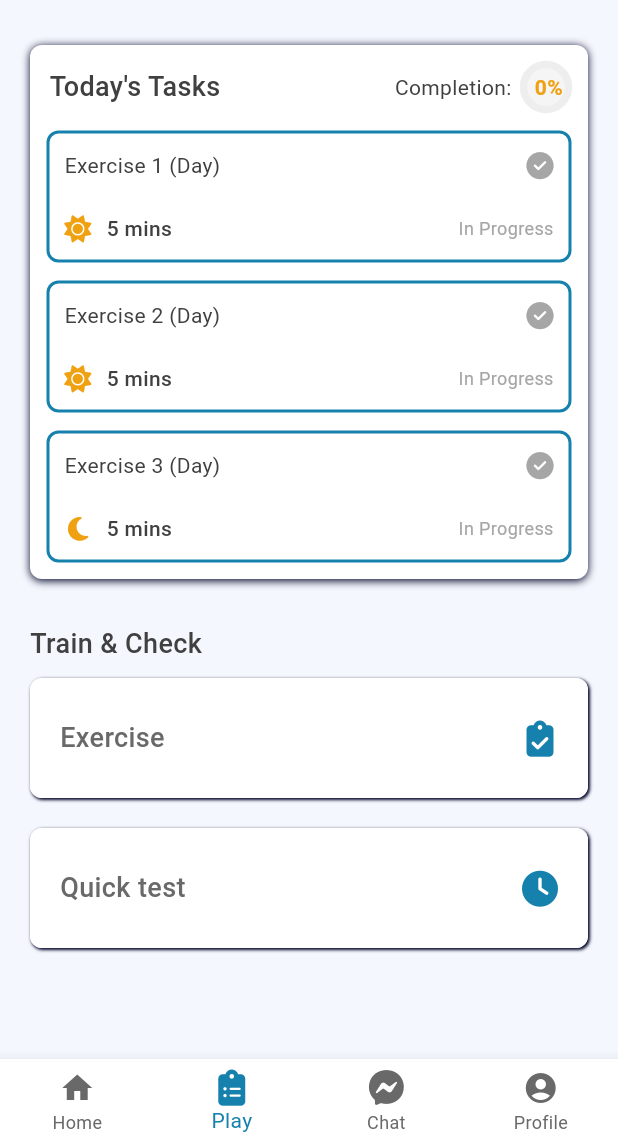
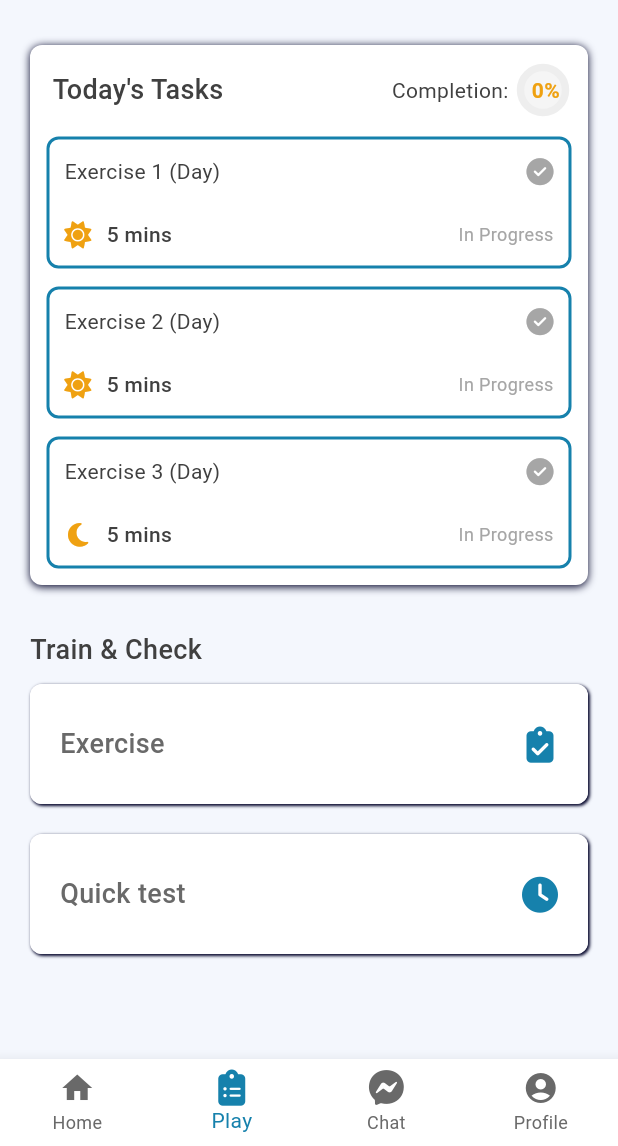
Before and after one commit to Jarwesbub/healthcare_superplatform, a Flutter app: the EyesightPageManager screen opened directly, item 2 of the bottom bar chosen, on a phone screen of 412 x 824 dp, the part 90-1236 px from its top. Run offline on Flutter 3.47's test engine with Material 3 defaults, Android fonts, the phone set to English and light mode, and no system bars; our stand-ins replace bubble, confetti, fl_chart, flutter_local_notifications, flutter_svg, font_awesome_flutter and 3 more; missing offline and left inert: dialogflow_flutter_plus; accounts and stored records are empty; project files that could hold a hidden picture were left out.

Commit message:
More responsive UI, readability improvements

```diff
--- a/lib/demos/eyesight_stats/pages/eyesight_home_page.dart
+++ b/lib/demos/eyesight_stats/pages/eyesight_home_page.dart
@@ -72,7 +72,7 @@ class _HomePageState extends State<EyesightHomePage> {
     return Center(
       child: ConstrainedBox(
         constraints: BoxConstraints(
-          maxWidth: PageConstants.maxViewWidth.toDouble(),
+          maxWidth: PageConstants.mobileViewLimit.toDouble(),
         ),
         child: ListView(
           padding: const EdgeInsets.symmetric(horizontal: 20, vertical: 30),
@@ -139,7 +139,7 @@ class _HomePageState extends State<EyesightHomePage> {
                 return ExerciseMiniButtonWidget(
                   model: exercises[index],
                   page: EyeMovementExercisePage(),
-                  setIsCompleted: _setExerciseCompleted,
+                  onPageClosed: _setExerciseCompleted,
                 );
               }),
             ),
--- a/lib/demos/eyesight_stats/pages/eyesight_play_page.dart
+++ b/lib/demos/eyesight_stats/pages/eyesight_play_page.dart
@@ -83,7 +83,7 @@ class _EyesightPlayState extends State<EyesightPlayPage> {
     return Center(
       child: ConstrainedBox(
         constraints: BoxConstraints(
-          maxWidth: PageConstants.maxViewWidth.toDouble(),
+          maxWidth: PageConstants.mobileViewLimit.toDouble(),
         ),
         child: ListView(
           padding: const EdgeInsets.symmetric(horizontal: 20, vertical: 30),
@@ -99,7 +99,6 @@ class _EyesightPlayState extends State<EyesightPlayPage> {
 
   Widget todaysTasksView() {
     return Container(
-      width: 500,
       padding: const EdgeInsets.all(5),
       decoration: BoxDecoration(
         color: EyesightColors().boxColor,
@@ -117,7 +116,7 @@ class _EyesightPlayState extends State<EyesightPlayPage> {
         mainAxisAlignment: MainAxisAlignment.spaceBetween,
         children: [
           Padding(
-            padding: const EdgeInsets.all(8),
+            padding: EdgeInsets.all(10),
             child: Row(
               mainAxisAlignment: MainAxisAlignment.spaceBetween,
               children: [
@@ -146,17 +145,14 @@ class _EyesightPlayState extends State<EyesightPlayPage> {
             ),
           ),
           ConstrainedBox(
-            constraints: const BoxConstraints(
-              maxWidth: double.maxFinite,
-              maxHeight: 500,
-            ),
+            constraints: const BoxConstraints(maxHeight: 500),
             child: ListView(
               shrinkWrap: true,
               children: List.generate(exercises.length, (index) {
                 return ExerciseButtonWidget(
                   model: exercises[index],
                   page: EyeMovementExercisePage(),
-                  setIsCompleted: _setExerciseCompleted,
+                  onPageClosed: _setExerciseCompleted,
                 );
               }),
             ),
@@ -197,11 +193,11 @@ class _EyesightPlayState extends State<EyesightPlayPage> {
       barrierDismissible: false, // user must tap button!
       builder: (BuildContext context) {
         return AlertDialog(
-          title: const Text('Reset all the data?'),
+          title: const Text('Clear data?'),
           content: const SingleChildScrollView(
             child: ListBody(
               children: <Widget>[
-                Text('All the exercise data will be cleared.'),
+                Text('All the exercise tasks will be cleared.'),
               ],
             ),
           ),
--- a/lib/demos/eyesight_stats/widgets/buttons/exercise_button_widget.dart
+++ b/lib/demos/eyesight_stats/widgets/buttons/exercise_button_widget.dart
@@ -11,11 +11,11 @@ class ExerciseButtonWidget extends StatelessWidget {
     super.key,
     required this.model,
     this.page,
-    this.setIsCompleted,
+    this.onPageClosed,
   });
   final ExerciseTaskModel model;
   final Widget? page;
-  final Function(int)? setIsCompleted;
+  final Function(int)? onPageClosed; // Called when the page is closed.
 
   @override
   Widget build(BuildContext context) {
@@ -45,13 +45,12 @@ class ExerciseButtonWidget extends StatelessWidget {
             ).then((_) {
               // Called when the page.
               debugPrint('Exercise completed!');
-              setIsCompleted?.call(model.id);
+              onPageClosed?.call(model.id);
             });
           },
           child: Padding(
             padding: const EdgeInsets.symmetric(horizontal: 10),
             child: Column(
-              crossAxisAlignment: CrossAxisAlignment.start,
               mainAxisAlignment: MainAxisAlignment.spaceAround,
               children: [
                 Row(
--- a/lib/demos/eyesight_stats/widgets/buttons/exercise_mini_button_widget.dart
+++ b/lib/demos/eyesight_stats/widgets/buttons/exercise_mini_button_widget.dart
@@ -11,11 +11,11 @@ class ExerciseMiniButtonWidget extends StatelessWidget {
     super.key,
     required this.model,
     this.page,
-    this.setIsCompleted,
+    this.onPageClosed,
   });
   final ExerciseTaskModel model;
   final Widget? page;
-  final Function(int)? setIsCompleted;
+  final Function(int)? onPageClosed;
 
   @override
   Widget build(BuildContext context) {
@@ -45,7 +45,7 @@ class ExerciseMiniButtonWidget extends StatelessWidget {
             ).then((_) {
               // Called when the page.
               debugPrint('Exercise completed!');
-              setIsCompleted?.call(model.id);
+              onPageClosed?.call(model.id);
             });
           },
           child: Padding(
```
